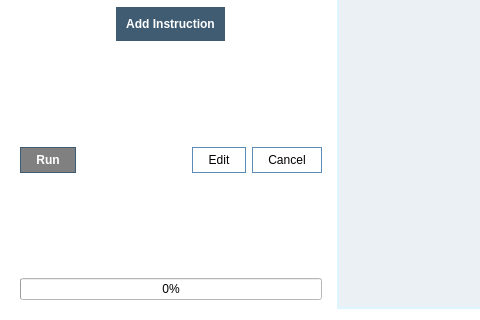
The window that ui/Edit_Test.ui (DaniCaballero/ide) describes before a commit, drawn with Qt 5; both pictures show x 0 to 480 and y 184 to 504 of the 802 by 504 pixel window.
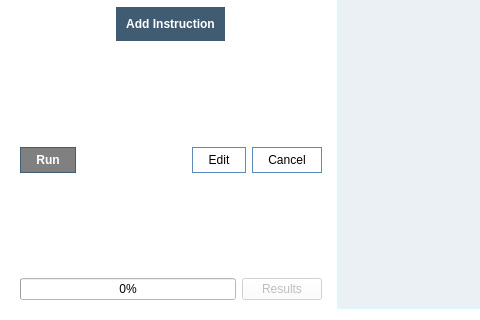
The same window after the commit.

Diff of the .ui file:
```diff
--- a/ui/Edit_Test.ui
+++ b/ui/Edit_Test.ui
@@ -313,11 +313,25 @@
        </spacer>
       </item>
       <item>
+       <layout class="QHBoxLayout" name="horizontalLayout_5">
+        <item>
        <widget class="QProgressBar" name="progressBar">
         <property name="value">
          <number>0</number>
         </property>
        </widget>
+        </item>
+        <item>
+         <widget class="QPushButton" name="results_btn">
+          <property name="enabled">
+           <bool>false</bool>
+          </property>
+          <property name="text">
+           <string>Results</string>
+          </property>
+         </widget>
+        </item>
+       </layout>
       </item>
      </layout>
     </widget>
```
Lines whose indentation alone changed are shown as unchanged.
